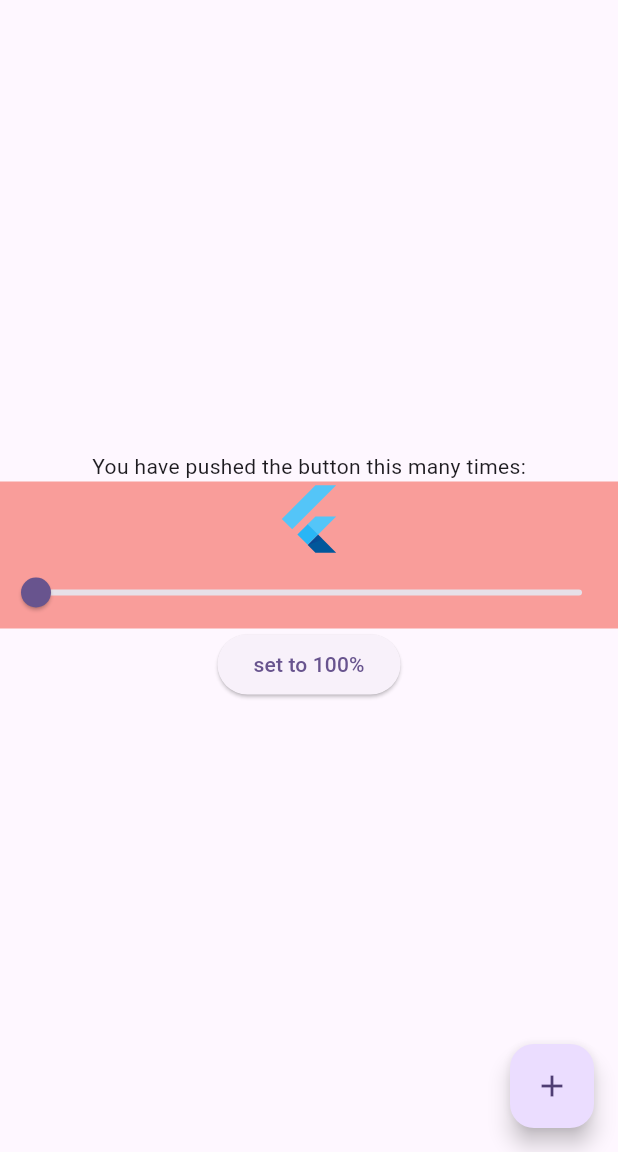
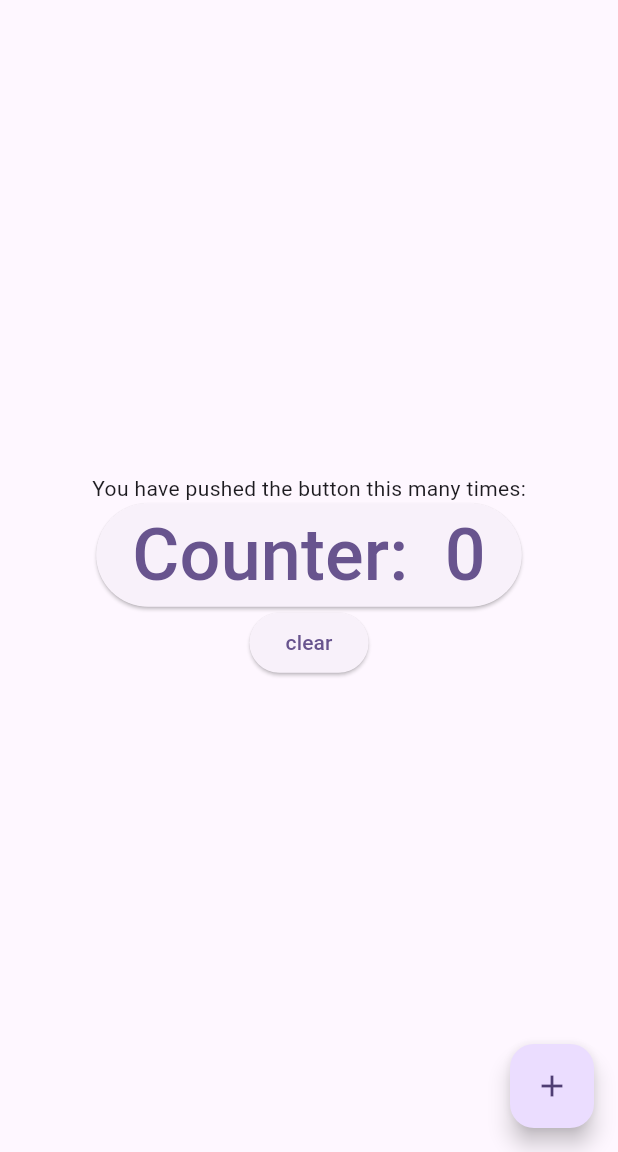
Before and after one commit to Carl-XuChao/wsbt_blog, a Flutter app: the screen it shows after launch, after a tap on the "add" icon, on a phone screen of 412 x 824 dp, the part 84-1236 px from its top. Run offline on Flutter 3.47's test engine with Material 2 defaults, Android fonts, the phone set to English and light mode, and no system bars.

Commit message:
feat: ListenableBuilder + ChangeNotifier

```diff
--- /dev/null
+++ b/state_manager/lib/component/counter.dart
@@ -0,0 +1,47 @@
+import 'package:flutter/material.dart';
+
+class Counter extends StatefulWidget {
+  const Counter({super.key, required this.controller});
+
+  final CounterController controller;
+
+  @override
+  State<Counter> createState() => _CounterState();
+}
+
+class _CounterState extends State<Counter> {
+  @override
+  Widget build(BuildContext context) {
+    print("Counter rebuild");
+    return ElevatedButton(
+      onPressed: () {
+        widget.controller.count++;
+      },
+      child: ListenableBuilder(
+        listenable: widget.controller,
+        builder: (context, child) {
+          print("ListenableBuilder rebuild");
+          return Text(
+            'Counter:  ${widget.controller.count}',
+            style: const TextStyle(fontSize: 48),
+          );
+        }
+      ),
+    );
+  }
+}
+
+class CounterController extends ChangeNotifier {
+  int _count = 0;
+
+  int get count => _count;
+
+  set count(int newValue) {
+    _count = newValue;
+    notifyListeners();
+  }
+
+  void reset() {
+    count = 0;
+  }
+}
--- a/state_manager/lib/page/home.dart
+++ b/state_manager/lib/page/home.dart
@@ -2,6 +2,7 @@ import 'package:flutter/material.dart';
 import 'package:state_manager/component/dog.dart';
 
 import '../component/bar.dart';
+import '../component/counter.dart';
 import '../component/foo.dart';
 import '../component/Scale_slider.dart';
 import '../view_model/dog_controller.dart';
@@ -22,6 +23,8 @@ class _MyHomePageState extends State<MyHomePage>
   final _dh = DoubleHolder(0);
 
   final _dogController = DogController();
+
+  final _counterController = CounterController();
 
   late final _controller = AnimationController(
     vsync: this,
@@ -47,15 +50,30 @@ class _MyHomePageState extends State<MyHomePage>
         backgroundColor: Theme.of(context).colorScheme.inversePrimary,
         title: Text(widget.title),
       ),
-      body: AnimatedBuilder(
-        animation: _controller,
-        builder: (BuildContext context, Widget? child) => Center(
-          child: Column(
+      // body: AnimatedBuilder(
+      //   animation: _controller,
+      //   builder: (BuildContext context, Widget? child) => Center(
+      //     child: content,
+      //   ),
+      // ),
+      body: Center(
+        child: content,
+      ),
+      floatingActionButton: FloatingActionButton(
+        onPressed: (){
+          _counterController.reset();
+        },
+        tooltip: 'Increment',
+        child: const Icon(Icons.add),
+      ), // This trailing comma makes auto-formatting nicer for build methods.
+    );
+  }
+
+
+  Widget get content => Column(
     mainAxisAlignment: MainAxisAlignment.center,
-            children: <Widget>[
-              const Text(
-                'You have pushed the button this many times:',
-              ),
+    children: [
+      const Text('You have pushed the button this many times:'),
 
       // bar,
 
@@ -63,19 +81,14 @@ class _MyHomePageState extends State<MyHomePage>
 
       // ...scaleSlider,
 
-              ...dog,
+      // ...dog,
+
+      ...counter,
 
     ],
-          ),
-        ),
-      ),
-      floatingActionButton: FloatingActionButton(
-        onPressed: _incrementCounter,
-        tooltip: 'Increment',
-        child: const Icon(Icons.add),
-      ), // This trailing comma makes auto-formatting nicer for build methods.
   );
-  }
+
+
 
   Widget get bar => const Bar();
 
@@ -92,7 +105,9 @@ class _MyHomePageState extends State<MyHomePage>
       ];
 
   List<Widget> get scaleSlider => [
-    ScaledSlider(hb: _dh,),
+        ScaledSlider(
+          hb: _dh,
+        ),
         ElevatedButton(
           onPressed: () {
             setState(() {
@@ -102,7 +117,6 @@ class _MyHomePageState extends State<MyHomePage>
           child: Text('set to 100%'),
         ),
       ];
-
 
   List<Widget> get dog => [
         Dog(controller: _dogController),
@@ -114,6 +128,17 @@ class _MyHomePageState extends State<MyHomePage>
         ),
       ];
 
+
+  List<Widget> get counter => [
+    Counter(controller: _counterController),
+    ElevatedButton(
+      onPressed: () {
+        _counterController.reset();
+      },
+      child: const Text('clear'),
+    ),
+  ];
+
 }
 
 class DoubleHolder {
```
Lines whose indentation alone changed are shown as unchanged.
